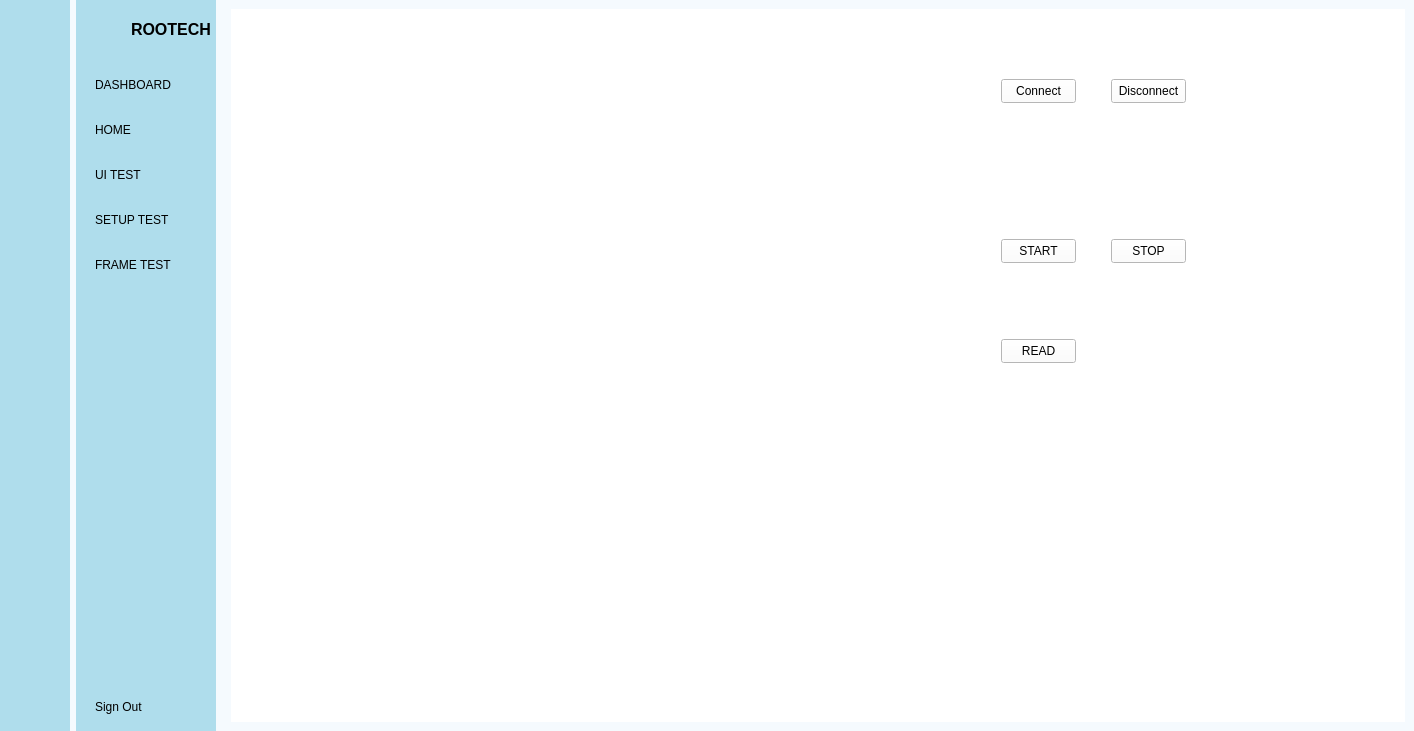
Qt form dashboard.ui (badpooh/Vision) before a commit.
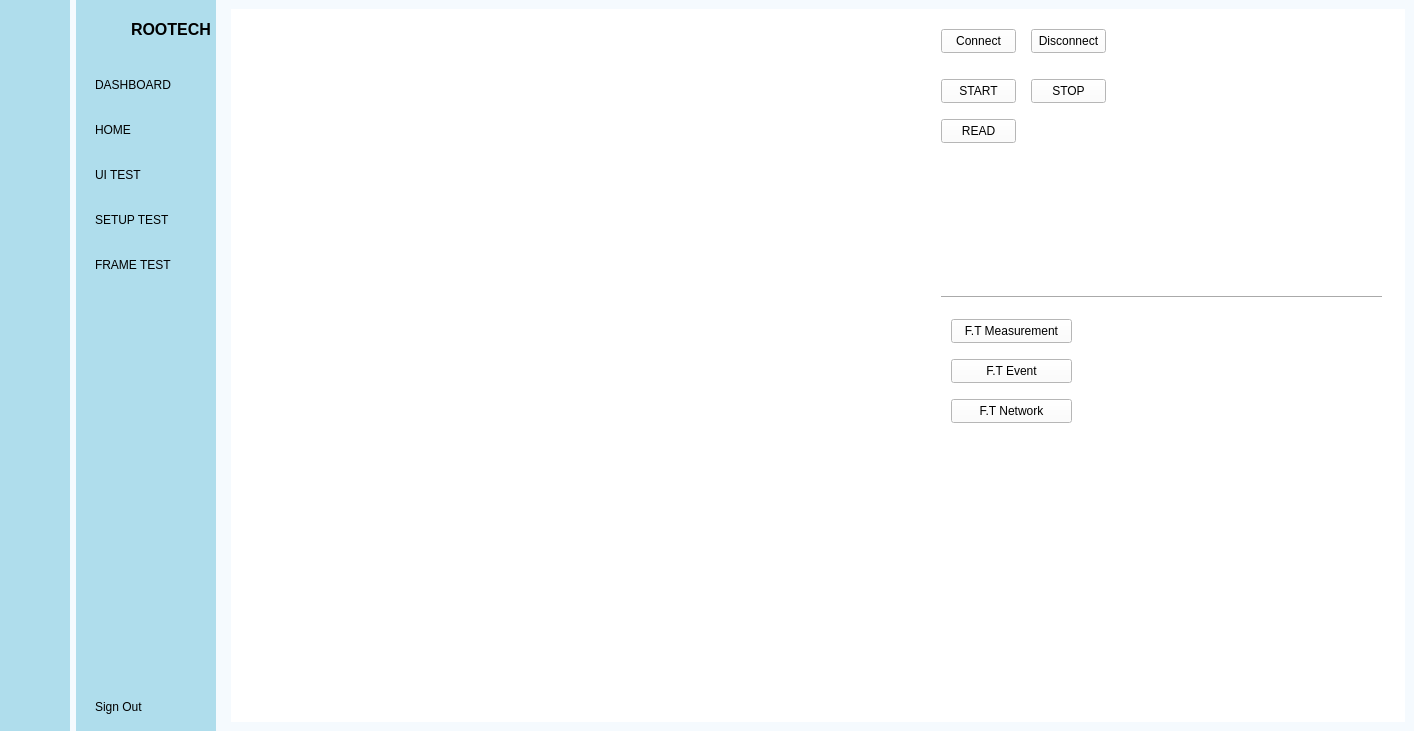
The same form after that commit. The open tabs and pages were chosen to show the change. Icons and pictures are not drawn.

The edit to the form file:
```diff
--- a/dashboard.ui
+++ b/dashboard.ui
@@ -594,8 +594,8 @@
           <widget class="QPushButton" name="btn_setup_test_start">
            <property name="geometry">
             <rect>
-             <x>770</x>
-             <y>230</y>
+             <x>710</x>
+             <y>70</y>
              <width>75</width>
              <height>24</height>
             </rect>
@@ -607,8 +607,8 @@
           <widget class="QPushButton" name="btn_setup_test_stop">
            <property name="geometry">
             <rect>
-             <x>880</x>
-             <y>230</y>
+             <x>800</x>
+             <y>70</y>
              <width>75</width>
              <height>24</height>
             </rect>
@@ -620,8 +620,8 @@
           <widget class="QPushButton" name="btn_connect">
            <property name="geometry">
             <rect>
-             <x>770</x>
-             <y>70</y>
+             <x>710</x>
+             <y>20</y>
              <width>75</width>
              <height>24</height>
             </rect>
@@ -633,8 +633,8 @@
           <widget class="QPushButton" name="btn_disconnect">
            <property name="geometry">
             <rect>
-             <x>880</x>
-             <y>70</y>
+             <x>800</x>
+             <y>20</y>
              <width>75</width>
              <height>24</height>
             </rect>
@@ -646,8 +646,8 @@
           <widget class="QPushButton" name="btn_setup_read">
            <property name="geometry">
             <rect>
-             <x>770</x>
-             <y>330</y>
+             <x>710</x>
+             <y>110</y>
              <width>75</width>
              <height>24</height>
             </rect>
@@ -656,6 +656,63 @@
             <string>READ</string>
            </property>
           </widget>
+          <widget class="QPushButton" name="btn_FT_measurement">
+           <property name="geometry">
+            <rect>
+             <x>720</x>
+             <y>310</y>
+             <width>121</width>
+             <height>24</height>
+            </rect>
+           </property>
+           <property name="text">
+            <string>F.T Measurement</string>
+           </property>
+          </widget>
+          <widget class="QPushButton" name="btn_FT_event">
+           <property name="geometry">
+            <rect>
+             <x>720</x>
+             <y>350</y>
+             <width>121</width>
+             <height>24</height>
+            </rect>
+           </property>
+           <property name="text">
+            <string>F.T Event</string>
+           </property>
+          </widget>
+          <widget class="Line" name="line">
+           <property name="geometry">
+            <rect>
+             <x>710</x>
+             <y>280</y>
+             <width>441</width>
+             <height>16</height>
+            </rect>
+           </property>
+           <property name="font">
+            <font>
+             <bold>false</bold>
+            </font>
+           </property>
+           <property name="orientation">
+            <enum>Qt::Horizontal</enum>
+           </property>
+          </widget>
+          <widget class="QPushButton" name="btn_FT_network">
+           <property name="geometry">
+            <rect>
+             <x>720</x>
+             <y>390</y>
+             <width>121</width>
+             <height>24</height>
+            </rect>
+           </property>
+           <property name="text">
+            <string>F.T Network</string>
+           </property>
+          </widget>
          </widget>
          <widget class="QWidget" name="frame_test_page">
           <widget class="QPushButton" name="btn_select_webcam">
```
Left out of the diff: 2 changed lines with no effect on the pictures.
